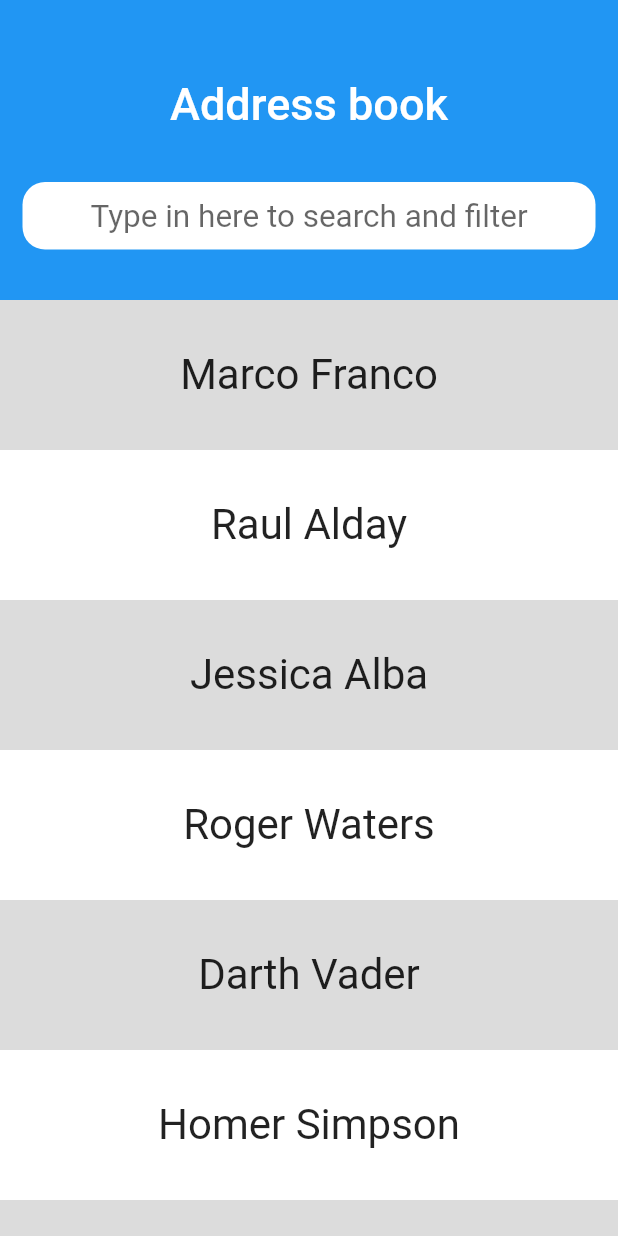
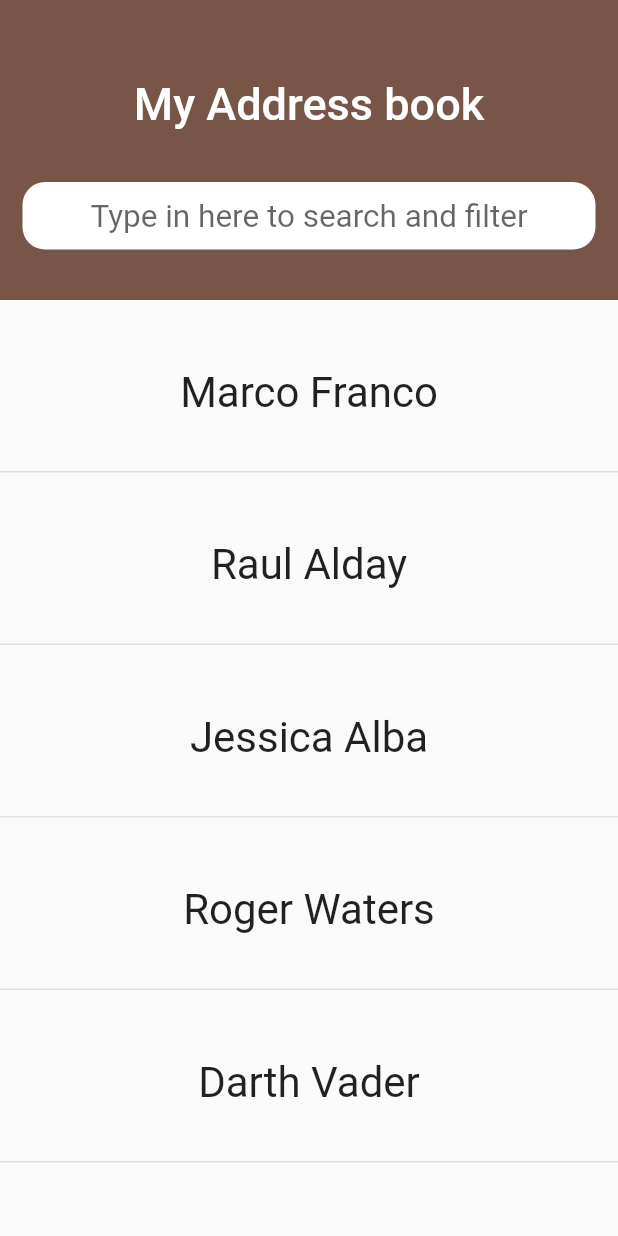
Before and after one commit to igonzarec/ikon_address_book, a Flutter app: the screen it shows after launch, on a phone screen of 412 x 824 dp. Run offline on Flutter 3.47's test engine with Material 2 defaults, Android fonts, the phone set to English and light mode, and no system bars.

Commit message:
Created contact details gestures and screen

```diff
--- a/lib/main.dart
+++ b/lib/main.dart
@@ -15,9 +15,9 @@ class MyApp extends StatelessWidget {
       debugShowCheckedModeBanner: false,
       title: 'Ikon addres book',
       theme: ThemeData(
-        primarySwatch: Colors.blue,
+        primarySwatch: Colors.brown,
       ),
-      home: GroupView(_contactsService.getContacts(), title: 'Flutter Demo Home Page'),
+      home: GroupView(_contactsService.getContacts()),
     );
   }
 }
--- a/lib/screens/group_view.dart
+++ b/lib/screens/group_view.dart
@@ -1,12 +1,11 @@
 import 'package:flutter/cupertino.dart';
 import 'package:flutter/material.dart';
-import 'package:ikon_address_book/constants/constants.dart';
+import 'package:ikon_address_book/widgets/contact_name_widget.dart';
 
 class GroupView extends StatefulWidget {
-  GroupView(this._contactNames, {Key key, this.title}) : super(key: key);
+  GroupView(this._contactNames, {Key key}) : super(key: key);
 
   final List<String> _contactNames;
-  final String title;
 
   @override
   _GroupViewState createState() => _GroupViewState();
@@ -14,7 +13,7 @@ class GroupView extends StatefulWidget {
 
 class _GroupViewState extends State<GroupView> {
   bool _isSearchActive = false;
-  Iterable<String> _suggestions;
+  Iterable<String> _suggestions = [];
   String hintText = 'Type in here to search and filter';
 
   @override
@@ -32,18 +31,15 @@ class _GroupViewState extends State<GroupView> {
             pinned: true,
             collapsedHeight: 100,
             expandedHeight: 200,
-
             flexibleSpace: FlexibleSpaceBar(
               title: Container(
                 height: 100,
                 child: Column(
                   mainAxisAlignment: MainAxisAlignment.spaceAround,
                   children: [
-                    Text('Address book'),
+                    Text('My Address book'),
                     ConstrainedBox(
-                      constraints: BoxConstraints(
-                        minHeight: 30
-                      ),
+                      constraints: BoxConstraints(minHeight: 30),
                       child: Container(
                         margin: EdgeInsets.only(left: 10, right: 10),
                         height: 30,
@@ -105,6 +101,15 @@ class _GroupViewState extends State<GroupView> {
                         ),
                       ),
                     ),
+                    if (_isSearchActive &&
+                        _suggestions.length != widget._contactNames.length)
+                      Text(
+                        'Search matches: ${_suggestions.length}',
+                        style: TextStyle(
+                          height: 0,
+                          fontSize: 12,
+                        ),
+                      ),
                   ],
                 ),
               ),
@@ -115,15 +120,8 @@ class _GroupViewState extends State<GroupView> {
               ? SliverList(
                   delegate: SliverChildBuilderDelegate(
                     (BuildContext context, int index) {
-                      return Container(
-                        //TODO: add proper format to this
-                        color: index.isOdd ? Colors.white : Colors.black12,
-                        height: 100.0,
-                        child: Center(
-                          child: Text('${widget._contactNames[index]}',
-                              textScaleFactor:
-                                  Constants.contactNameScaleFactor),
-                        ),
+                      return ContactNameWidget(
+                        widget._contactNames[index],
                       );
                     },
                     childCount: widget._contactNames.length,
@@ -132,15 +130,8 @@ class _GroupViewState extends State<GroupView> {
               : SliverList(
                   delegate: SliverChildBuilderDelegate(
                     (BuildContext context, int index) {
-                      return Container(
-                        //TODO: add proper format to this
-                        color: index.isOdd ? Colors.white : Colors.black12,
-                        height: 100.0,
-                        child: Center(
-                          child: Text('${_suggestions.elementAt(index)}',
-                              textScaleFactor:
-                                  Constants.contactNameScaleFactor),
-                        ),
+                      return ContactNameWidget(
+                        _suggestions.elementAt(index),
                       );
                     },
                     childCount: _suggestions.length,
--- /dev/null
+++ b/lib/widgets/contact_name_widget.dart
@@ -0,0 +1,38 @@
+import 'package:flutter/material.dart';
+import 'package:ikon_address_book/constants/constants.dart';
+import 'package:ikon_address_book/screens/contact_details.dart';
+
+class ContactNameWidget extends StatelessWidget {
+  const ContactNameWidget(this._contactName, {Key key, this.header : "", this.footer : ""})
+      : super(key: key);
+
+  final String header, footer, _contactName;
+
+  @override
+  Widget build(BuildContext context) {
+    return InkWell(
+      onTap: (){
+        Navigator.push(
+          context,
+          MaterialPageRoute(builder: (context) => ContactNameDetails(_contactName)),
+        );
+      },
+      child: Container(
+        child: Padding(
+          padding: const EdgeInsets.all(20.0),
+          child: Column(
+            children: [
+              Text('$header', textScaleFactor: 1.5,),
+              Text('$_contactName', textAlign: TextAlign.center,
+                  textScaleFactor: Constants.contactNameScaleFactor),
+              Text('$footer', textScaleFactor: 1),
+            ],
+          ),
+        ),
+        decoration: BoxDecoration( //                    <-- BoxDecoration
+          border: Border(bottom: BorderSide(color: Colors.grey.shade300)),
+        ),
+      ),
+    );
+  }
+}
```
Also changed, not shown: lib/screens/contact_details.dart (added, +19 -0 lines).
